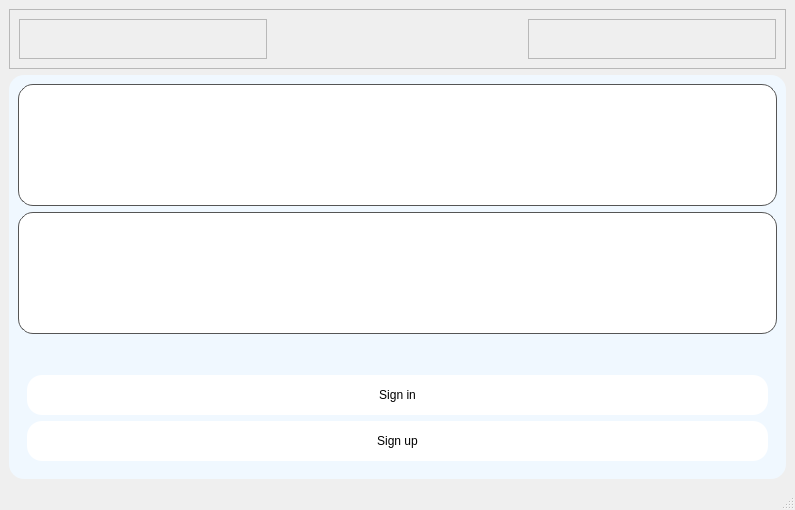
Before: the Qt Designer form KOMUNIKATOR-QSQLITE/mainwindow.ui in Erdevis/KOMUNIKATOR, drawn with Qt 5.
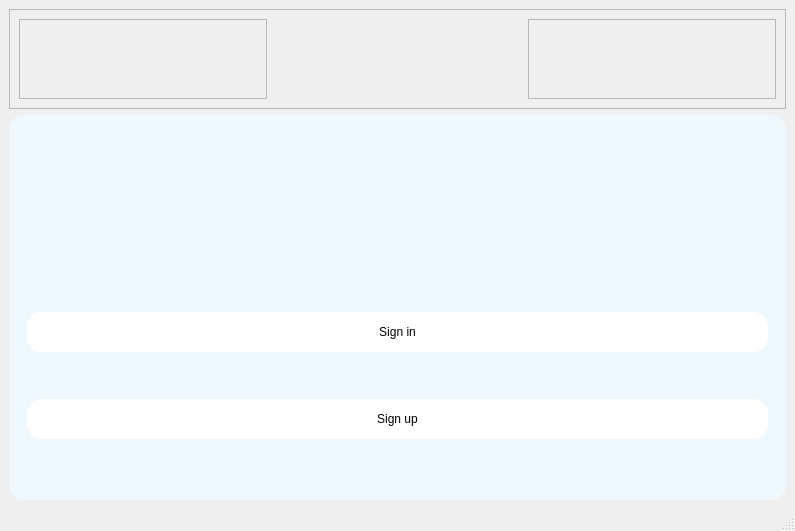
After: the same form once the commit is applied.

```diff
--- a/KOMUNIKATOR-QSQLITE/mainwindow.ui
+++ b/KOMUNIKATOR-QSQLITE/mainwindow.ui
@@ -7,7 +7,7 @@
     <x>0</x>
     <y>0</y>
     <width>795</width>
-    <height>452</height>
+    <height>531</height>
    </rect>
   </property>
   <property name="windowTitle">
@@ -17,6 +17,12 @@
    <layout class="QGridLayout" name="gridLayout">
     <item row="1" column="0">
      <widget class="QFrame" name="frame">
+      <property name="minimumSize">
+       <size>
+        <width>0</width>
+        <height>300</height>
+       </size>
+      </property>
       <property name="styleSheet">
        <string notr="true">QWidget {
             background-color: #f0f8ff; /* Delikatny niebieski kolor tła */
@@ -31,69 +37,22 @@
       </property>
       <layout class="QVBoxLayout" name="verticalLayout_2">
        <item>
-        <widget class="QTextEdit" name="txtLogin">
-         <property name="styleSheet">
-          <string notr="true">QTextEdit {
-    background-color: #ffffff; /* Kolor tła - biały */
-    color: #000000; /* Kolor tekstu - czarny */
-    border: 1px solid #555555; /* Grubość i kolor obramowania */
-    border-radius: 15px; /* Zaokrąglenie rogów - dostosuj według potrzeb */
-    padding: 10px; /* Wewnętrzny odstęp */
-    font-family: Arial, sans-serif; /* Rodzina czcionek */
-    font-size: 12pt; /* Rozmiar czcionki */
-    line-height: 1.5; /* Wysokość linii dla odstępu między wierszami */
-    min-height: 100px; /* Minimalna wysokość pola */
-}
-
-QTextEdit:focus {
-    border: 2px solid #1e90ff; /* Grubość i kolor obramowania po aktywacji - niebieski */
-    outline: none; /* Wyłączanie podświetlenia po aktywacji */
-}</string>
-         </property>
-         <property name="readOnly">
-          <bool>false</bool>
-         </property>
-         <property name="html">
-          <string>&lt;!DOCTYPE HTML PUBLIC &quot;-//W3C//DTD HTML 4.0//EN&quot; &quot;http://www.w3.org/TR/REC-html40/strict.dtd&quot;&gt;
-&lt;html&gt;&lt;head&gt;&lt;meta name=&quot;qrichtext&quot; content=&quot;1&quot; /&gt;&lt;meta charset=&quot;utf-8&quot; /&gt;&lt;style type=&quot;text/css&quot;&gt;
-p, li { white-space: pre-wrap; }
-hr { height: 1px; border-width: 0; }
-li.unchecked::marker { content: &quot;\2610&quot;; }
-li.checked::marker { content: &quot;\2612&quot;; }
-&lt;/style&gt;&lt;/head&gt;&lt;body style=&quot; font-family:'Arial','sans-serif'; font-size:12pt; font-weight:400; font-style:normal;&quot;&gt;
-&lt;p align=&quot;center&quot; style=&quot;-qt-paragraph-type:empty; margin-top:0px; margin-bottom:0px; margin-left:0px; margin-right:0px; -qt-block-indent:0; text-indent:0px; font-family:'Segoe UI'; font-size:9pt;&quot;&gt;&lt;br /&gt;&lt;/p&gt;&lt;/body&gt;&lt;/html&gt;</string>
+        <widget class="QLineEdit" name="txtLogin">
+         <property name="minimumSize">
+          <size>
+           <width>0</width>
+           <height>50</height>
+          </size>
          </property>
         </widget>
        </item>
        <item>
-        <widget class="QTextEdit" name="txtHaslo">
-         <property name="styleSheet">
-          <string notr="true">QTextEdit {
-    background-color: #ffffff; /* Kolor tła - biały */
-    color: #000000; /* Kolor tekstu - czarny */
-    border: 1px solid #555555; /* Grubość i kolor obramowania */
-    border-radius: 15px; /* Zaokrąglenie rogów - dostosuj według potrzeb */
-    padding: 10px; /* Wewnętrzny odstęp */
-    font-family: Arial, sans-serif; /* Rodzina czcionek */
-    font-size: 12pt; /* Rozmiar czcionki */
-    line-height: 1.5; /* Wysokość linii dla odstępu między wierszami */
-    min-height: 100px; /* Minimalna wysokość pola */
-}
-
-QTextEdit:focus {
-    border: 2px solid #1e90ff; /* Grubość i kolor obramowania po aktywacji - niebieski */
-    outline: none; /* Wyłączanie podświetlenia po aktywacji */
-}</string>
-         </property>
-         <property name="html">
-          <string>&lt;!DOCTYPE HTML PUBLIC &quot;-//W3C//DTD HTML 4.0//EN&quot; &quot;http://www.w3.org/TR/REC-html40/strict.dtd&quot;&gt;
-&lt;html&gt;&lt;head&gt;&lt;meta name=&quot;qrichtext&quot; content=&quot;1&quot; /&gt;&lt;meta charset=&quot;utf-8&quot; /&gt;&lt;style type=&quot;text/css&quot;&gt;
-p, li { white-space: pre-wrap; }
-hr { height: 1px; border-width: 0; }
-li.unchecked::marker { content: &quot;\2610&quot;; }
-li.checked::marker { content: &quot;\2612&quot;; }
-&lt;/style&gt;&lt;/head&gt;&lt;body style=&quot; font-family:'Arial','sans-serif'; font-size:12pt; font-weight:400; font-style:normal;&quot;&gt;
-&lt;p align=&quot;center&quot; style=&quot;-qt-paragraph-type:empty; margin-top:0px; margin-bottom:0px; margin-left:0px; margin-right:0px; -qt-block-indent:0; text-indent:0px; font-family:'Segoe UI'; font-size:9pt;&quot;&gt;&lt;br /&gt;&lt;/p&gt;&lt;/body&gt;&lt;/html&gt;</string>
+        <widget class="QLineEdit" name="txtHaslo">
+         <property name="minimumSize">
+          <size>
+           <width>0</width>
+           <height>50</height>
+          </size>
          </property>
         </widget>
        </item>
@@ -177,6 +136,12 @@
         <height>60</height>
        </size>
       </property>
+      <property name="maximumSize">
+       <size>
+        <width>16777215</width>
+        <height>100</height>
+       </size>
+      </property>
       <property name="frameShape">
        <enum>QFrame::StyledPanel</enum>
       </property>
```
